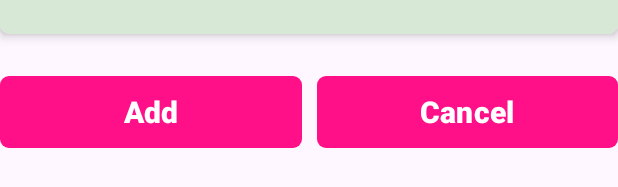
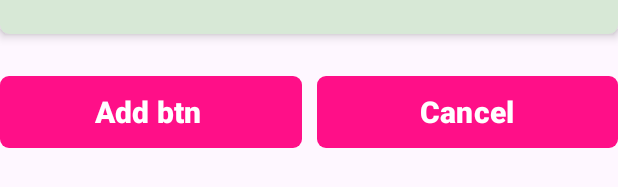
Before and after one commit to Ayeshazulfiqar895/TimeTrackingApp, an Android app: the layout custom_add_activity_dialog.xml on its own in the app's theme, with its tools: preview values and no code run, on a phone screen of 412 x 824 dp. Shown: the part 428-615 px from the top of the screen. Run offline under Robolectric (Android 15) with nearby library versions, the phone set to English and light mode, and no system bars.

Commit message:
btn changed

```diff
--- a/app/src/main/res/layout/custom_add_activity_dialog.xml
+++ b/app/src/main/res/layout/custom_add_activity_dialog.xml
@@ -78,7 +78,7 @@
                 android:layout_width="wrap_content"
                 android:layout_height="wrap_content"
                 android:text="Add new Category"
-                android:layout_marginTop="20dp"
+                 android:layout_marginTop="20dp"
                 app:layout_constraintBottom_toBottomOf="parent"
                 app:layout_constraintEnd_toEndOf="parent"
                 app:layout_constraintTop_toBottomOf="@+id/spinner" />
@@ -94,7 +94,7 @@
         android:layout_marginTop="28dp"
         android:background="@drawable/login_fields"
         android:paddingHorizontal="16dp"
-        android:text="Add"
+        android:text="Add btn "
         android:textSize="20sp"
         android:textStyle="bold"
         app:layout_constraintStart_toStartOf="parent"
```
